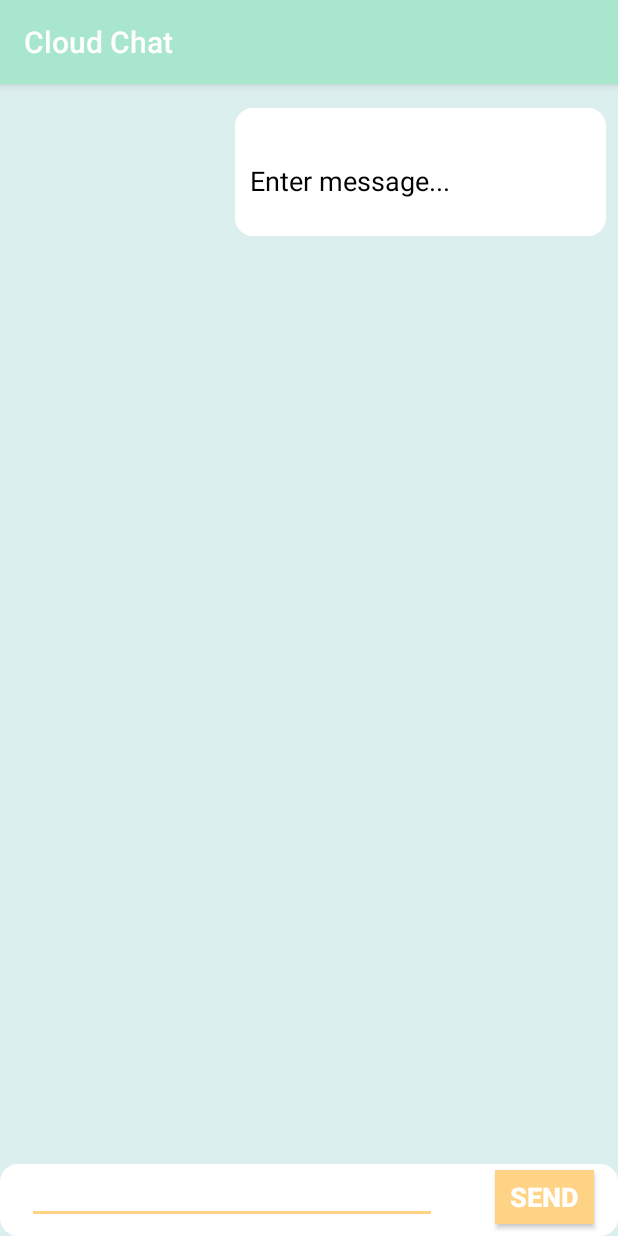
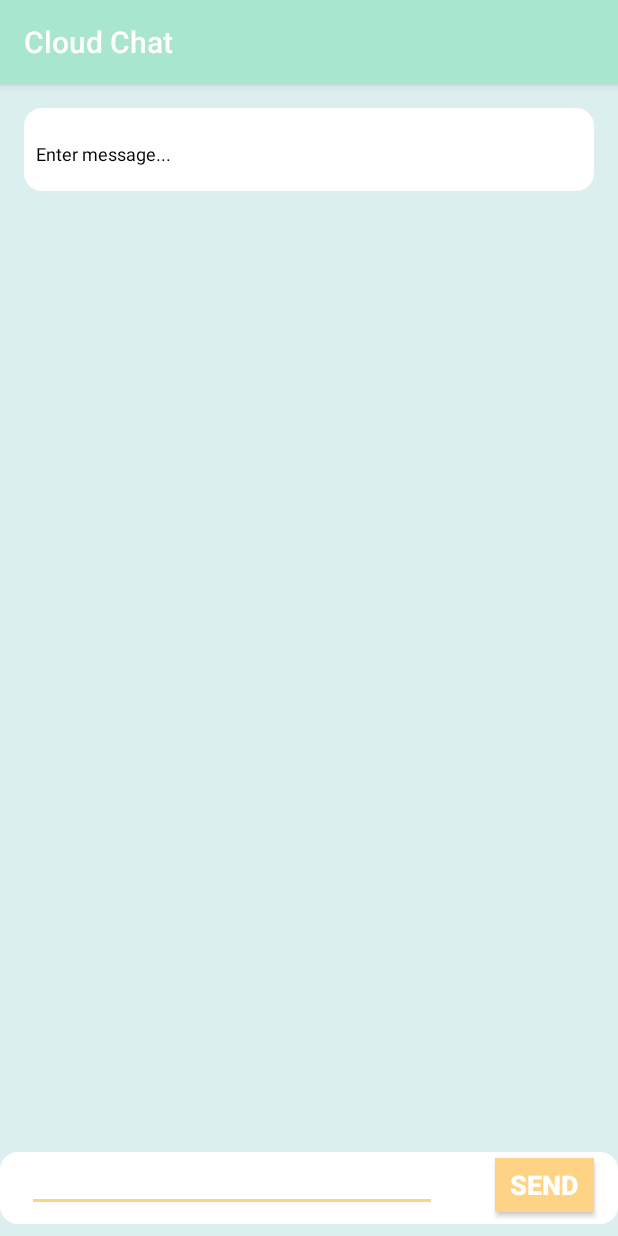
Before and after one commit to sydnieec/CloudChat, an Android app: the chats screen opened directly, with no data from a screen before it, after a tap on "SEND", on a phone screen of 412 x 824 dp. Run offline under Robolectric (Android 15) with nearby library versions, the light colour scheme and no system bars.

Commit message:
message layout changed

```diff
--- a/app/src/main/java/com/example/candy/cloudchat/chats.java
+++ b/app/src/main/java/com/example/candy/cloudchat/chats.java
@@ -39,8 +39,8 @@
     send_button.setOnClickListener(new Button.OnClickListener() {
       public void onClick(View v) {
 
-        if (message_edit.getText().length() < 1 || message_edit.getText().length() < 1) {
-          message_edit.setError("Message between 1-10 characters");
+        if (message_edit.getText().length() < 1 || message_edit.getText().length() >30) {
+          message_edit.setError("Message between 1-30 characters");
 
         } else {
           l++;
--- a/app/src/main/res/layout/chats.xml
+++ b/app/src/main/res/layout/chats.xml
@@ -14,6 +14,7 @@
         android:layout_width="match_parent"
         android:layout_height="48dp"
         android:layout_centerInParent="true"
+        android:layout_marginBottom="8dp"
         android:background="@drawable/rounded"
         android:textAlignment="center"
         android:textColor="@color/colorAccent"
@@ -21,7 +22,7 @@
         android:textStyle="bold"
         app:layout_constraintBottom_toBottomOf="parent"
         app:layout_constraintEnd_toEndOf="parent"
-        app:layout_constraintHorizontal_bias="0.0"
+        app:layout_constraintHorizontal_bias="1.0"
         app:layout_constraintStart_toStartOf="parent"
         app:layout_constraintTop_toTopOf="parent"
         app:layout_constraintVertical_bias="1.0" />
--- a/app/src/main/res/layout/self_message.xml
+++ b/app/src/main/res/layout/self_message.xml
@@ -12,14 +12,14 @@
 
     <TextView
         android:id="@+id/icon"
-        android:layout_width="247dp"
-        android:layout_height="85dp"
+        android:layout_width="match_parent"
+        android:layout_height="55dp"
         android:layout_centerInParent="true"
         android:layout_marginBottom="16dp"
-        android:layout_marginEnd="8dp"
-        android:layout_marginLeft="8dp"
-        android:layout_marginRight="8dp"
-        android:layout_marginStart="8dp"
+        android:layout_marginEnd="16dp"
+        android:layout_marginLeft="16dp"
+        android:layout_marginRight="16dp"
+        android:layout_marginStart="16dp"
         android:layout_marginTop="16dp"
         android:background="@drawable/rounded"
         android:textAlignment="center"
@@ -42,11 +42,10 @@
         android:layout_marginLeft="8dp"
         android:layout_marginRight="8dp"
         android:layout_marginStart="8dp"
-        android:layout_marginTop="8dp"
         android:text="Username "
         android:textAllCaps="false"
         android:textColor="#FFAAA6"
-        android:textSize="20dp"
+        android:textSize="15sp"
         app:layout_constraintBottom_toBottomOf="@+id/numberofpeople"
         app:layout_constraintEnd_toEndOf="@+id/icon"
         app:layout_constraintHorizontal_bias="0.0"
@@ -56,7 +55,7 @@
 
     <TextView
         android:id="@+id/TFself_message"
-        android:layout_width="229dp"
+        android:layout_width="348dp"
         android:layout_height="41dp"
         android:layout_marginBottom="8dp"
         android:layout_marginEnd="8dp"
@@ -66,12 +65,13 @@
         android:layout_marginTop="36dp"
         android:text="123456789123456789123456789"
         android:textColor="#000000"
-        android:textSize="18sp"
+        android:textSize="12sp"
         app:layout_constraintBottom_toBottomOf="@+id/icon"
         app:layout_constraintEnd_toEndOf="@+id/icon"
-        app:layout_constraintHorizontal_bias="1.0"
+        app:layout_constraintHorizontal_bias="0.0"
         app:layout_constraintStart_toStartOf="@+id/icon"
-        app:layout_constraintTop_toTopOf="@+id/icon" />
+        app:layout_constraintTop_toTopOf="@+id/icon"
+        app:layout_constraintVertical_bias="0.466" />
 
 
 </android.support.constraint.ConstraintLayout>
```
